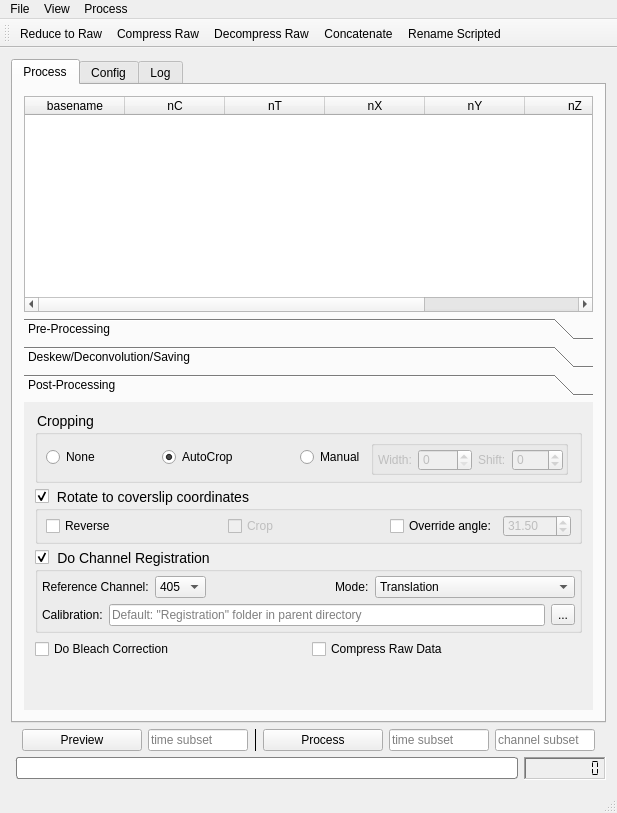
This is llspy/gui/main_gui.ui in tlambert03/LLSpy as Qt 5 draws it before an edit. The edited form follows.
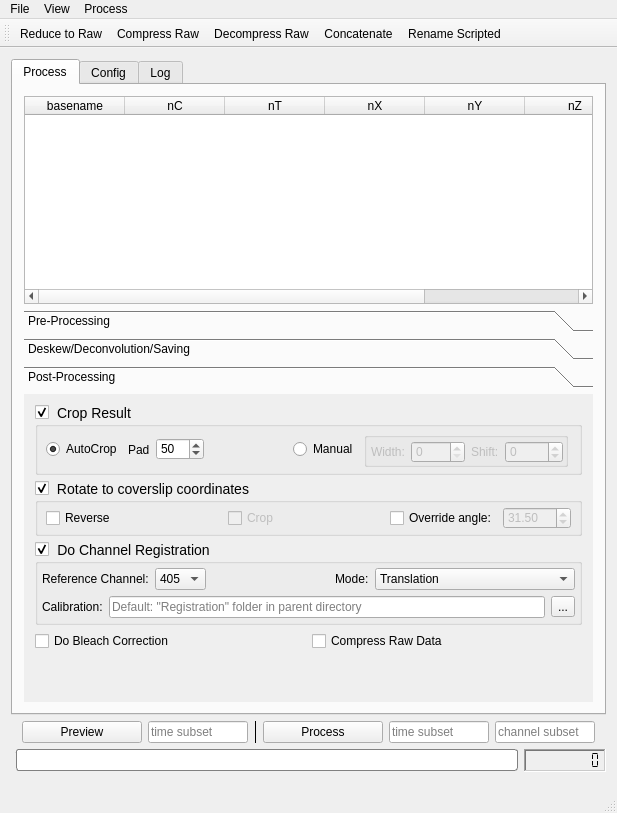
This is the edited form. The open tabs and pages were chosen to show the change.

Commit message: new options in config

```diff
--- a/llspy/gui/main_gui.ui
+++ b/llspy/gui/main_gui.ui
@@ -1006,7 +1006,7 @@
              <x>0</x>
              <y>0</y>
              <width>547</width>
-             <height>288</height>
+             <height>292</height>
             </rect>
            </property>
            <attribute name="label">
@@ -1019,7 +1019,13 @@
                <string notr="true">QGroupBox{font-size: 14px} QGroupBox::title{subcontrol-position: top left}</string>
               </property>
               <property name="title">
-               <string>Cropping</string>
+               <string>Crop Result</string>
+              </property>
+              <property name="checkable">
+               <bool>true</bool>
+              </property>
+              <property name="checked">
+               <bool>true</bool>
               </property>
               <layout class="QHBoxLayout" name="horizontalLayout_7" stretch="0,0,0,0,0,0">
                <property name="leftMargin">
@@ -1031,29 +1037,6 @@
                <property name="bottomMargin">
                 <number>5</number>
                </property>
-               <item>
-                <widget class="QRadioButton" name="cropNoneRadio">
-                 <property name="text">
-                  <string>None</string>
-                 </property>
-                 <property name="checked">
-                  <bool>false</bool>
-                 </property>
-                </widget>
-               </item>
-               <item>
-                <spacer name="cropspacer1">
-                 <property name="orientation">
-                  <enum>Qt::Horizontal</enum>
-                 </property>
-                 <property name="sizeHint" stdset="0">
-                  <size>
-                   <width>40</width>
-                   <height>20</height>
-                  </size>
-                 </property>
-                </spacer>
-               </item>
                <item>
                 <widget class="QRadioButton" name="cropAutoRadio">
                  <property name="text">
@@ -1064,6 +1047,52 @@
                  </property>
                 </widget>
                </item>
+               <item>
+                <widget class="QLabel" name="autocropPadLabel">
+                 <property name="enabled">
+                  <bool>true</bool>
+                 </property>
+                 <property name="text">
+                  <string>Pad</string>
+                 </property>
+                 <property name="scaledContents">
+                  <bool>false</bool>
+                 </property>
+                 <property name="buddy">
+                  <cstring>autocropPadSpinBox</cstring>
+                 </property>
+                </widget>
+               </item>
+               <item>
+                <widget class="QSpinBox" name="autocropPadSpinBox">
+                 <property name="enabled">
+                  <bool>true</bool>
+                 </property>
+                 <property name="minimumSize">
+                  <size>
+                   <width>48</width>
+                   <height>0</height>
+                  </size>
+                 </property>
+                 <property name="maximumSize">
+                  <size>
+                   <width>16777215</width>
+                   <height>16777215</height>
+                  </size>
+                 </property>
+                 <property name="toolTip">
+                  <string>Auto-detect features in the image and
+crop to center around features.  Pad
+value adds extra space around features.</string>
+                 </property>
+                 <property name="maximum">
+                  <number>500</number>
+                 </property>
+                 <property name="value">
+                  <number>50</number>
+                 </property>
+                </widget>
+               </item>
                <item>
                 <spacer name="cropspacer2">
                  <property name="orientation">
@@ -1126,6 +1155,12 @@
                     <property name="enabled">
                      <bool>false</bool>
                     </property>
+                    <property name="minimumSize">
+                     <size>
+                      <width>50</width>
+                      <height>0</height>
+                     </size>
+                    </property>
                     <property name="maximum">
                      <number>2000</number>
                     </property>
@@ -1146,11 +1181,17 @@
                     <property name="enabled">
                      <bool>false</bool>
                     </property>
+                    <property name="minimumSize">
+                     <size>
+                      <width>48</width>
+                      <height>0</height>
+                     </size>
+                    </property>
                     <property name="minimum">
-                     <number>-300</number>
+                     <number>-1000</number>
                     </property>
                     <property name="maximum">
-                     <number>300</number>
+                     <number>1000</number>
                     </property>
                    </widget>
                   </item>
@@ -2013,7 +2054,17 @@
    <addaction name="actionConcatenate"/>
    <addaction name="actionRename_Scripted"/>
   </widget>
-  <widget class="QStatusBar" name="statusBar"/>
+  <widget class="QStatusBar" name="statusBar">
+   <property name="minimumSize">
+    <size>
+     <width>0</width>
+     <height>30</height>
+    </size>
+   </property>
+   <property name="sizeGripEnabled">
+    <bool>true</bool>
+   </property>
+  </widget>
   <action name="actionQuit">
    <property name="text">
     <string>Quit</string>
```
Left out of the diff: 558 changed lines with no effect on the pictures. The commit also changes 1 other file.
